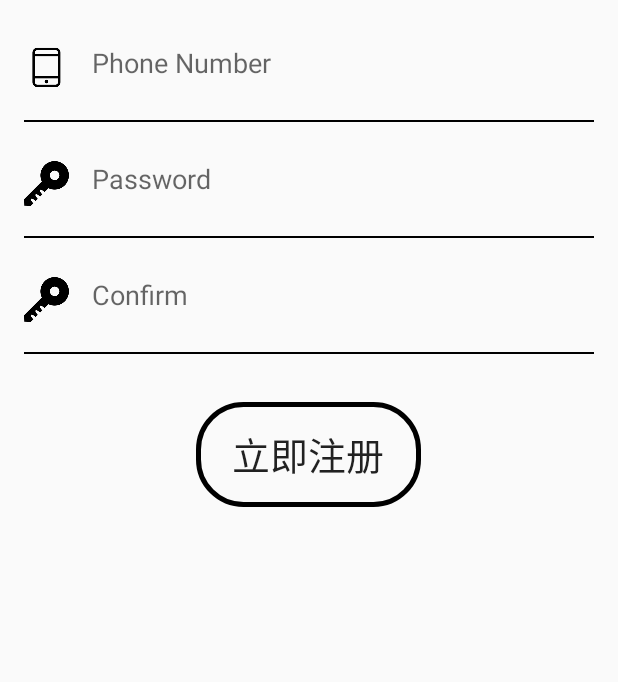
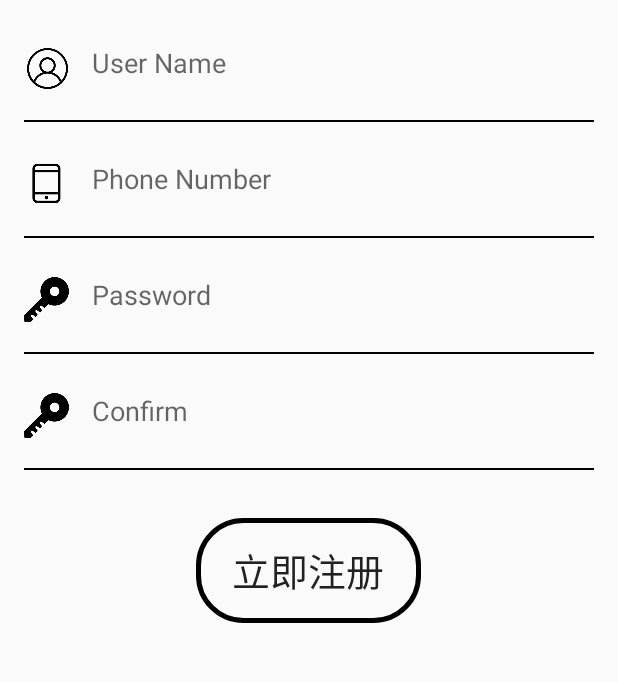
Before and after one commit to banqingyuan/MyApplication, an Android app: the fragment fragment_register shown on its own in the app's theme, on a phone screen of 412 x 824 dp, the part 429-1111 px from its top. Run offline under Robolectric (Android 15) with nearby library versions, the phone set to English and light mode, and no system bars; 3 statements that could not run were skipped.

Commit message:
注册页面添加了用户名选项

```diff
--- a/app/src/main/res/layout/fragment_register.xml
+++ b/app/src/main/res/layout/fragment_register.xml
@@ -13,11 +13,34 @@
             android:layout_marginTop="60dp"
             android:layout_gravity="center_horizontal"
             android:src="@drawable/logo"/>
+    <LinearLayout
+        android:layout_width="match_parent"
+        android:layout_height="@dimen/inputViewHight"
+        android:layout_marginTop="20dp"
+        android:paddingLeft="@dimen/marginSize"
+        android:paddingRight="@dimen/marginSize">
+
+        <ImageView
+            android:id="@+id/iv_user_name"
+            android:layout_width="30dp"
+            android:layout_height="50dp"
+            android:src="@drawable/personall"/>
+
+        <EditText
+            android:id="@+id/et_user_name"
+            android:layout_width="match_parent"
+            android:layout_height="match_parent"
+            android:background="@null"
+            android:hint="User Name"
+            android:layout_marginStart="15dp"
+            android:layout_marginEnd="15dp"/>
+
+    </LinearLayout>
+    <View style="@style/line" />
 
         <LinearLayout
     android:layout_width="match_parent"
     android:layout_height="@dimen/inputViewHight"
-            android:layout_marginTop="20dp"
     android:paddingLeft="@dimen/marginSize"
     android:paddingRight="@dimen/marginSize">
 
@@ -43,7 +66,6 @@
             android:layout_width="match_parent"
             android:layout_height="@dimen/inputViewHight"
             android:paddingLeft="@dimen/marginSize"
-
             android:paddingRight="@dimen/marginSize">
 
             <ImageView
@@ -70,7 +92,6 @@
         android:layout_width="match_parent"
         android:layout_height="@dimen/inputViewHight"
         android:paddingLeft="@dimen/marginSize"
-
         android:paddingRight="@dimen/marginSize">
 
         <ImageView
@@ -95,6 +116,7 @@
         style="@style/line"/>
 
 
+
         <Button
             android:id="@+id/login_register"
             android:layout_width="150dp"
```
Also changed, not shown: app/src/main/res/drawable/personall.png (added). Lines whose indentation alone changed are shown as unchanged.
